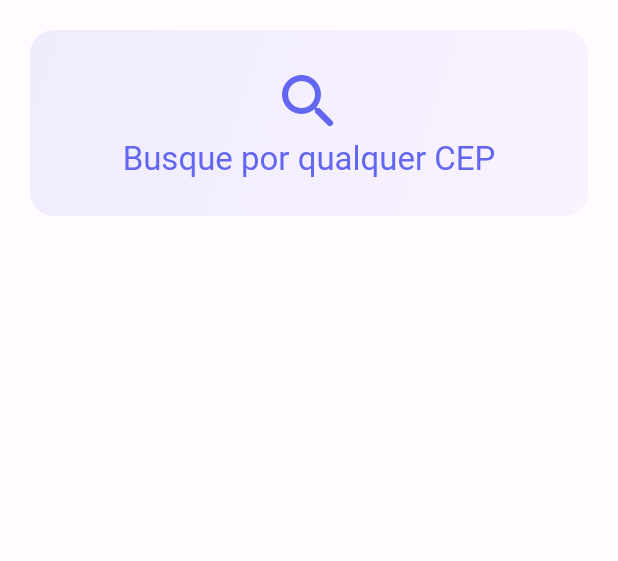
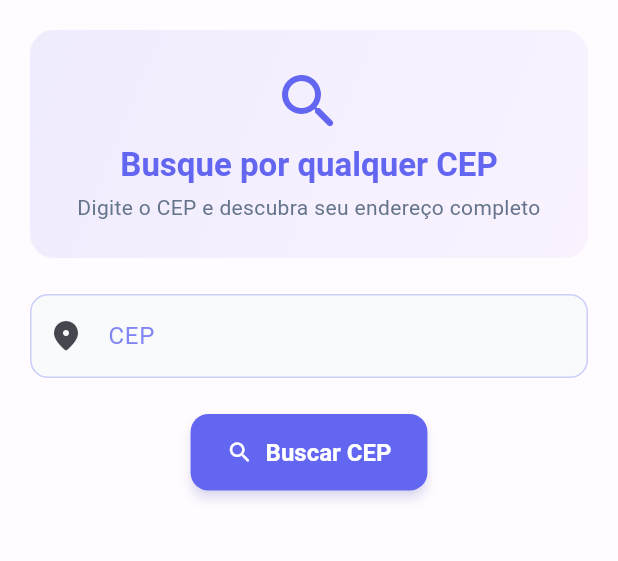
Before and after one commit to michele-oliveira/flutter_cep, a Flutter app: the screen it shows after launch, on a phone screen of 412 x 824 dp, the part 84-645 px from its top. Run offline on Flutter 3.47's test engine with Material 3 defaults, Android fonts, the phone set to English and light mode, and no system bars.

Commit message:
feat: create initial home screen and update app theme formatting

```diff
--- a/lib/core/theme/app_theme.dart
+++ b/lib/core/theme/app_theme.dart
@@ -40,12 +40,63 @@ class AppTheme {
         headlineLarge: TextStyle(
           fontSize: 32,
           fontWeight: FontWeight.bold,
-          color: Color(0xff1E293B)
-
-        )
-      )
+          color: Color(0xff1E293B),
+        ),
+        headlineMedium: TextStyle(
+          fontSize: 28,
+          fontWeight: FontWeight.bold,
+          color: Color(0xff1E293B),
+        ),
+        titleLarge: TextStyle(
+          fontSize: 22,
+          fontWeight: FontWeight.bold,
+          color: Color(0xff1E293B),
+        ),
+        titleMedium: TextStyle(
+          fontSize: 18,
+          fontWeight: FontWeight.w600,
+          color: Color(0xff1E293B),
+        ),
+        bodyLarge: TextStyle(fontSize: 16, color: Color(0xff475569)),
+        bodyMedium: TextStyle(fontSize: 14, color: Color(0xff64748B)),
+      ),
+      inputDecorationTheme: InputDecorationTheme(
+        filled: true,
+        fillColor: surfaceColor,
+        border: OutlineInputBorder(
+          borderRadius: BorderRadius.circular(12),
+          borderSide: BorderSide(color: primaryColor.withValues(alpha: 0.3)),
+        ),
+        enabledBorder: OutlineInputBorder(
+          borderRadius: BorderRadius.circular(12),
+          borderSide: BorderSide(color: primaryColor.withValues(alpha: 0.3)),
+        ),
+        focusedBorder: OutlineInputBorder(
+          borderRadius: BorderRadius.circular(12),
+          borderSide: BorderSide(color: primaryColor, width: 2),
+        ),
+        errorBorder: OutlineInputBorder(
+          borderRadius: BorderRadius.circular(12),
+          borderSide: BorderSide(color: errorColor),
+        ),
+        labelStyle: TextStyle(color: primaryColor.withValues(alpha: 0.8)),
+        hintStyle: TextStyle(color: Colors.grey.shade500),
+        iconColor: primaryColor,
+      ),
+      elevatedButtonTheme: ElevatedButtonThemeData(
+        style: ElevatedButton.styleFrom(
+          backgroundColor: primaryColor,
+          foregroundColor: Colors.white,
+          elevation: 3,
+          shadowColor: primaryColor.withValues(alpha: 0.3),
+          shape: RoundedRectangleBorder(
+            borderRadius: BorderRadiusGeometry.circular(12),
+          ),
+          padding: EdgeInsets.symmetric(horizontal: 24, vertical: 16),
+          textStyle: TextStyle(fontSize: 16, fontWeight: FontWeight.w600 ),
+        ),
+      ),
     );
-
   }
 
   static ThemeData get darkTheme {
--- a/lib/ui/home_screen.dart
+++ b/lib/ui/home_screen.dart
@@ -21,6 +21,7 @@ class _HomeScreenState extends State<HomeScreen> {
         padding: EdgeInsets.all(20),
         child: Column(
           crossAxisAlignment: CrossAxisAlignment.stretch,
+          spacing: 24,
           children: [
             Container(
               padding: EdgeInsets.all(24),
@@ -36,6 +37,7 @@ class _HomeScreenState extends State<HomeScreen> {
                 borderRadius: BorderRadius.circular(16),
               ),
               child: Column(
+                spacing: 4,
                 children: [
                   Icon(
                     Icons.search_rounded,
@@ -48,7 +50,30 @@ class _HomeScreenState extends State<HomeScreen> {
                       color: theme.colorScheme.primary,
                     ),
                   ),
+                  Text(
+                    "Digite o CEP e descubra seu endereço completo",
+                    style: theme.textTheme.bodyMedium,
+                    textAlign: TextAlign.center,
+                  ),
                 ],
+              ),
+            ),
+            TextField(
+              keyboardType: TextInputType.number,
+              maxLength: 9,
+              decoration: InputDecoration(
+                prefixIcon: Icon(Icons.location_on_rounded),
+                labelText: 'CEP',
+                hintText: 'Digite o CEP (ex: 01310-100)',
+                counterText: '',
+              ),
+            ),
+            AnimatedSwitcher(
+              duration: Duration.zero,
+              child: ElevatedButton.icon(
+                onPressed: () {},
+                icon: const Icon(Icons.search_rounded),
+                label: Text("Buscar CEP"),
               ),
             ),
           ],
```
